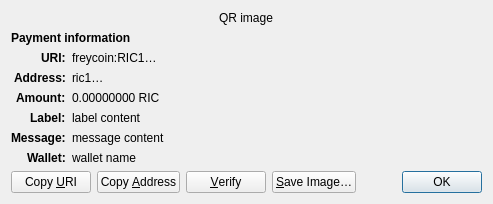
shitcoinsherpa/Freycoin, file src/qt/forms/receiverequestdialog.ui: the form before one commit.
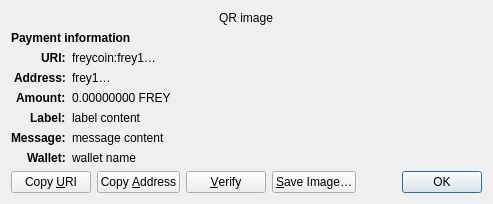
The form after the commit. Custom widgets are drawn as their Qt base class.

```diff
--- a/src/qt/forms/receiverequestdialog.ui
+++ b/src/qt/forms/receiverequestdialog.ui
@@ -65,7 +65,7 @@
    <item row="2" column="1" alignment="Qt::AlignTop">
     <widget class="QLabel" name="uri_content">
      <property name="text">
-      <string notr="true">freycoin:RIC1…</string>
+      <string notr="true">freycoin:frey1…</string>
      </property>
      <property name="textFormat">
       <enum>Qt::RichText</enum>
@@ -97,7 +97,7 @@
    <item row="3" column="1" alignment="Qt::AlignTop">
     <widget class="QLabel" name="address_content">
      <property name="text">
-      <string notr="true">ric1…</string>
+      <string notr="true">frey1…</string>
      </property>
      <property name="textFormat">
       <enum>Qt::PlainText</enum>
@@ -126,7 +126,7 @@
    <item row="4" column="1" alignment="Qt::AlignTop">
     <widget class="QLabel" name="amount_content">
      <property name="text">
-      <string notr="true">0.00000000 RIC</string>
+      <string notr="true">0.00000000 FREY</string>
      </property>
      <property name="textFormat">
       <enum>Qt::PlainText</enum>
```
